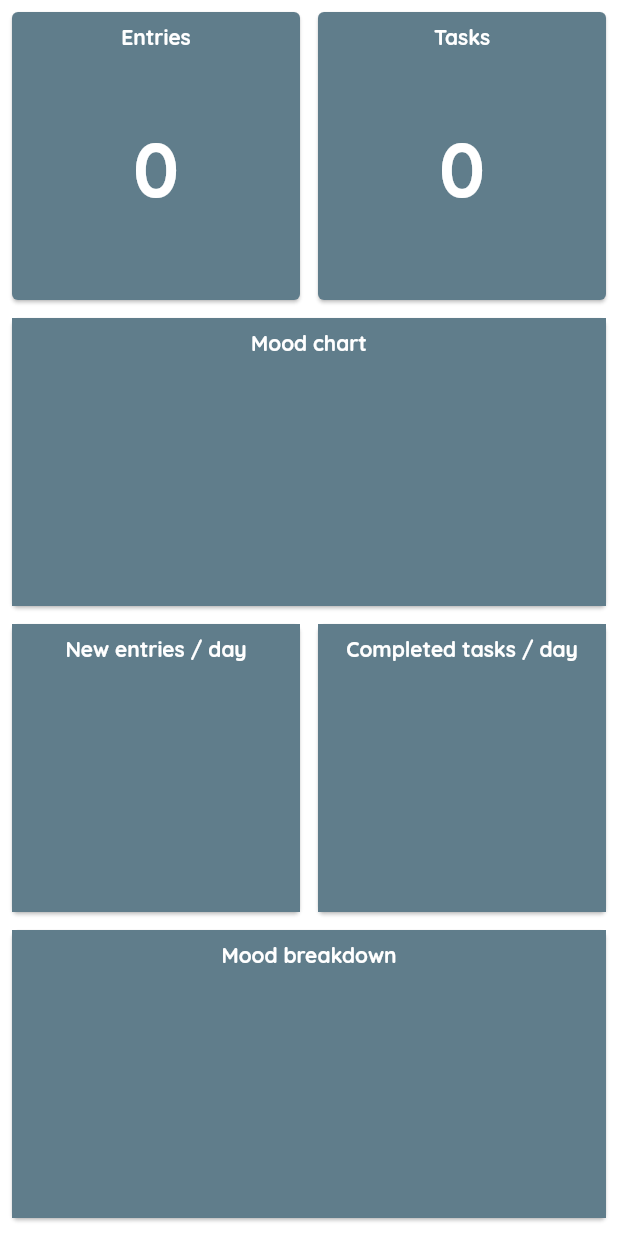
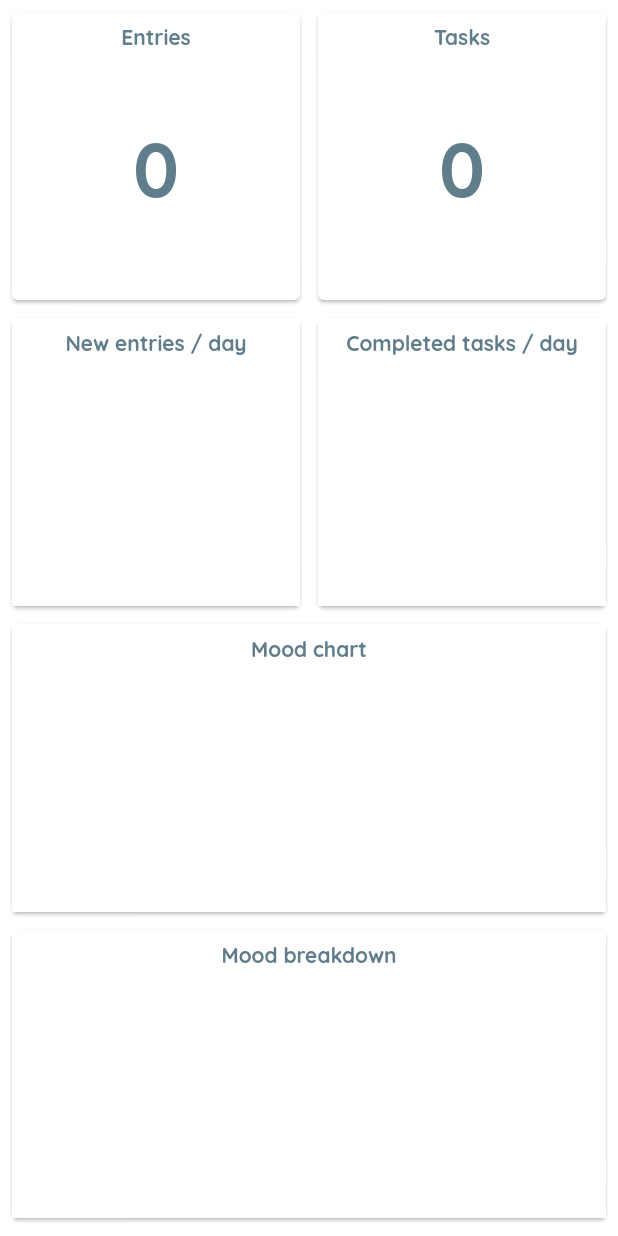
Before and after one commit to Matyko/mylk-flutter, a Flutter app: the StatisticsScreen screen opened directly, on a phone screen of 412 x 824 dp. Run offline on Flutter 3.47's test engine with Material 2 defaults, Android fonts, the phone set to English and light mode, and no system bars; our stand-ins replace flutter_local_notifications, flutter_speed_dial, font_awesome_flutter, image_picker, pie_chart, rxdart and 1 more; missing offline and left inert: bezier_chart, flutter_statusbarcolor; accounts and stored records are empty; statements that could not run were skipped.

Commit message:
Style updates

```diff
--- a/lib/screens/statistics_screen.dart
+++ b/lib/screens/statistics_screen.dart
@@ -11,11 +11,10 @@ import 'package:mylk/widgets/sum_widget.dart';
 List<StaggeredTile> _staggeredTiles = const <StaggeredTile>[
   StaggeredTile.count(1, 1),
   StaggeredTile.count(1, 1),
-  StaggeredTile.count(2, 1),
   StaggeredTile.count(1, 1),
   StaggeredTile.count(1, 1),
   StaggeredTile.count(2, 1),
-  StaggeredTile.count(1, 1)
+  StaggeredTile.count(2, 1)
 ];
 
 class StatisticsScreen extends StatefulWidget {
@@ -52,37 +51,37 @@ class _StatisticsScreenState extends State<StatisticsScreen> {
               StreamBuilder(
                   stream: _journalEntryBloc.journalEntries,
                   builder: (context, snapshot) {
-                    return SumWidget(snapshot.data != null ? snapshot.data.length : 0, "Entries");
+                    return Card(child: SumWidget(snapshot.data != null ? snapshot.data.length : 0, "Entries"));
                   }
               ),
               StreamBuilder(
                   stream: _taskBloc.tasks,
                   builder: (context, snapshot) {
-                    return SumWidget(snapshot.data != null ? snapshot.data.length : 0, "Tasks");
+                    return Card(child: SumWidget(snapshot.data != null ? snapshot.data.length : 0, "Tasks"));
                   }
-              ),
-              StreamBuilder(
-                stream: _journalEntryBloc.journalEntries,
-                builder: (context, snapshot) {
-                  return (snapshot != null && snapshot.data != null) ? MoodChart(snapshot.data) : Container();
-                }
               ),
               StreamBuilder(
                   stream: _journalEntryBloc.journalEntries,
                   builder: (context, snapshot) {
-                    return (snapshot != null && snapshot.data != null) ? EntryChart(snapshot.data) : Container();
+                    return (snapshot != null && snapshot.data != null) ? Card(child: EntryChart(snapshot.data)) : Container();
                   }
               ),
               StreamBuilder(
                   stream: _taskBloc.tasks,
                   builder: (context, snapshot) {
-                    return (snapshot != null && snapshot.data != null) ? TaskChart(snapshot.data) : Container();
+                    return (snapshot != null && snapshot.data != null) ? Card(child: TaskChart(snapshot.data)) : Container();
                   }
               ),
               StreamBuilder(
                   stream: _journalEntryBloc.journalEntries,
                   builder: (context, snapshot) {
-                    return (snapshot != null && snapshot.data != null) ? MoodEntryChart(snapshot.data) : Container();
+                    return (snapshot != null && snapshot.data != null) ? Card(child: MoodChart(snapshot.data)) : Container();
+                  }
+              ),
+              StreamBuilder(
+                  stream: _journalEntryBloc.journalEntries,
+                  builder: (context, snapshot) {
+                    return (snapshot != null && snapshot.data != null) ? Card(child: MoodEntryChart(snapshot.data)) : Container();
                   }
               ),
               Container()
--- a/lib/widgets/entry_chart.dart
+++ b/lib/widgets/entry_chart.dart
@@ -22,14 +22,13 @@ class EntryChart extends StatelessWidget {
       });
       _reducedData.forEach((key, value) => _chartData.add(DataPoint<DateTime>(value: value, xAxis: key)));
     }
-    return Card(
-      child: Container(
-        color: Theme.of(context).primaryColor,
+    return Container(
+      color: Colors.white,
       child: Column(
         children: <Widget>[
           Padding(
             padding: const EdgeInsets.all(8.0),
-              child: Text("New entries / day", style: TextStyle(color: Colors.white, fontWeight: FontWeight.bold),),
+            child: Text("New entries / day", style: TextStyle(color: Theme.of(context).primaryColor, fontWeight: FontWeight.bold),),
           ),
           Expanded(
             flex: 1,
@@ -42,9 +41,11 @@ class EntryChart extends StatelessWidget {
                 series: [
                   BezierLine(
                     data: _chartData,
+                    lineColor: Theme.of(context).primaryColor
                   ),
                 ],
                 config: BezierChartConfig(
+                  xAxisTextStyle: TextStyle(color: Theme.of(context).primaryColor, fontSize: 10.0),
                   showDataPoints: false,
                   verticalIndicatorStrokeWidth: 3.0,
                   verticalIndicatorColor: Colors.black26,
@@ -56,7 +57,6 @@ class EntryChart extends StatelessWidget {
           ),
         ],
       ),
-      ),
     );
   }
 }
--- a/lib/widgets/entry_sum.dart
+++ /dev/null
@@ -1,28 +0,0 @@
-import 'package:flutter/material.dart';
-
-class SumWidget extends StatelessWidget {
-  final int sum;
-  final String title;
-
-  SumWidget(this.sum, this.title);
-
-  @override
-  Widget build(BuildContext context) {
-    return Card(
-      color: Theme.of(context).primaryColor,
-      child: Column(
-        children: <Widget>[
-          Text(title),
-          Expanded(
-            child: Row(
-              mainAxisAlignment: MainAxisAlignment.center,
-              children: <Widget>[
-                Text(sum.toString(), style: TextStyle())
-              ],
-            ),
-          ),
-        ],
-      ),
-    );
-  }
-}
--- a/lib/widgets/mood_chart.dart
+++ b/lib/widgets/mood_chart.dart
@@ -24,9 +24,8 @@ class MoodChart extends StatelessWidget {
       _reducedData.forEach((key, value) => _chartData.add(DataPoint<DateTime>(
           value: value.reduce((a, b) => a + b / value.length), xAxis: key)));
     }
-    return Card(
-      child: Container(
-        color: Theme.of(context).primaryColor,
+    return Container(
+      color: Colors.white,
       child: Column(
         children: <Widget>[
           Padding(
@@ -34,7 +33,7 @@ class MoodChart extends StatelessWidget {
             child: Text(
               "Mood chart",
               style:
-                    TextStyle(color: Colors.white, fontWeight: FontWeight.bold),
+                  TextStyle(color: Theme.of(context).primaryColor, fontWeight: FontWeight.bold),
             ),
           ),
           Expanded(
@@ -61,9 +60,11 @@ class MoodChart extends StatelessWidget {
                       series: [
                         BezierLine(
                           data: _chartData,
+                          lineColor: Theme.of(context).primaryColor
                         ),
                       ],
                       config: BezierChartConfig(
+                        xAxisTextStyle: TextStyle(color: Theme.of(context).primaryColor, fontSize: 10.0),
                         showDataPoints: false,
                         verticalIndicatorStrokeWidth: 3.0,
                         verticalIndicatorColor: Colors.black26,
@@ -76,7 +77,6 @@ class MoodChart extends StatelessWidget {
           ),
         ],
       ),
-      ),
     );
   }
 }
--- a/lib/widgets/mood_entry_chart.dart
+++ b/lib/widgets/mood_entry_chart.dart
@@ -19,16 +19,17 @@ class MoodEntryChart extends StatelessWidget {
         }
       });
     }
-    return Card(
-      child: Container(
-        color: Theme.of(context).primaryColor,
+    return Container(
+      color: Colors.white,
       child: Column(
         children: <Widget>[
           Padding(
             padding: const EdgeInsets.all(8.0),
+            child: Container(
               child: Text(
                 "Mood breakdown",
-                style: TextStyle(fontWeight: FontWeight.bold, color: Colors.white),
+                style: TextStyle(fontWeight: FontWeight.bold, color: Theme.of(context).primaryColor),
+              ),
             ),
           ),
           Expanded(
@@ -41,25 +42,24 @@ class MoodEntryChart extends StatelessWidget {
                 legendStyle: TextStyle(
                   fontSize: 12,
                   fontWeight: FontWeight.bold,
-                    color: Colors.white
+                  color: Theme.of(context).primaryColor
                 ),
                 animationDuration: Duration(milliseconds: 0),
                 chartValueStyle: defaultChartValueStyle.copyWith(
-                    color: Theme.of(context).primaryColor,
+                  color: Colors.white,
                 ),
                 colorList: <Color>[
-                    Colors.white,
-                    Colors.white70,
-                    Colors.white54,
-                    Colors.white38,
-                    Colors.white24
+                  Theme.of(context).primaryColor,
+                  Theme.of(context).primaryColor.withOpacity(0.8),
+                  Theme.of(context).primaryColor.withOpacity(0.6),
+                  Theme.of(context).primaryColor.withOpacity(0.4),
+                  Theme.of(context).primaryColor.withOpacity(0.2)
                 ],
               ) : null,
             ),
           ),
         ],
       ),
-      ),
     );
   }
 }
--- a/lib/widgets/sum_widget.dart
+++ b/lib/widgets/sum_widget.dart
@@ -9,24 +9,21 @@ class SumWidget extends StatelessWidget {
 
   @override
   Widget build(BuildContext context) {
-    return Card(
-      color: Theme.of(context).primaryColor,
-      child: Padding(
+    return Padding(
       padding: const EdgeInsets.all(8.0),
       child: Column(
         children: <Widget>[
-            Text(title, style: TextStyle(color: Colors.white, fontWeight: FontWeight.bold)),
+          Text(title, style: TextStyle(color: Theme.of(context).primaryColor, fontWeight: FontWeight.bold)),
           Expanded(
             child: Row(
               mainAxisAlignment: MainAxisAlignment.center,
               children: <Widget>[
-                  Text(sum.toString(), style: TextStyle(color: Colors.white, fontSize: 50.0, fontWeight: FontWeight.bold))
+                Text(sum.toString(), style: TextStyle(color: Theme.of(context).primaryColor, fontSize: 50.0, fontWeight: FontWeight.bold))
               ],
             ),
           ),
         ],
       ),
-      ),
     );
   }
 }
--- a/lib/widgets/task_chart.dart
+++ b/lib/widgets/task_chart.dart
@@ -24,14 +24,13 @@ class TaskChart extends StatelessWidget {
       });
       _reducedData.forEach((key, value) => _chartData.add(DataPoint<DateTime>(value: value, xAxis: key)));
     }
-    return Card(
-      child: Container(
-        color: Theme.of(context).primaryColor,
+    return Container(
+      color: Colors.white,
       child: Column(
         children: <Widget>[
           Padding(
             padding: const EdgeInsets.all(8.0),
-              child: Text("Completed tasks / day", style: TextStyle(color: Colors.white, fontWeight: FontWeight.bold),),
+            child: Text("Completed tasks / day", style: TextStyle(color: Theme.of(context).primaryColor, fontWeight: FontWeight.bold),),
           ),
           Expanded(
             flex: 1,
@@ -44,9 +43,11 @@ class TaskChart extends StatelessWidget {
                 series: [
                   BezierLine(
                     data: _chartData,
+                    lineColor: Theme.of(context).primaryColor
                   ),
                 ],
                 config: BezierChartConfig(
+                  xAxisTextStyle: TextStyle(color: Theme.of(context).primaryColor, fontSize: 10.0),
                   verticalIndicatorStrokeWidth: 3.0,
                   verticalIndicatorColor: Colors.black26,
                   showVerticalIndicator: true,
@@ -57,7 +58,6 @@ class TaskChart extends StatelessWidget {
           ),
         ],
       ),
-      ),
     );
   }
 }
```
Also changed, not shown: lib/screens/home_screen.dart (+2 -5 lines), lib/widgets/mylk_bottom_navigation.dart (+4 -3 lines), lib/widgets/task_list.dart (+15 -12 lines). Lines whose indentation alone changed are shown as unchanged.
